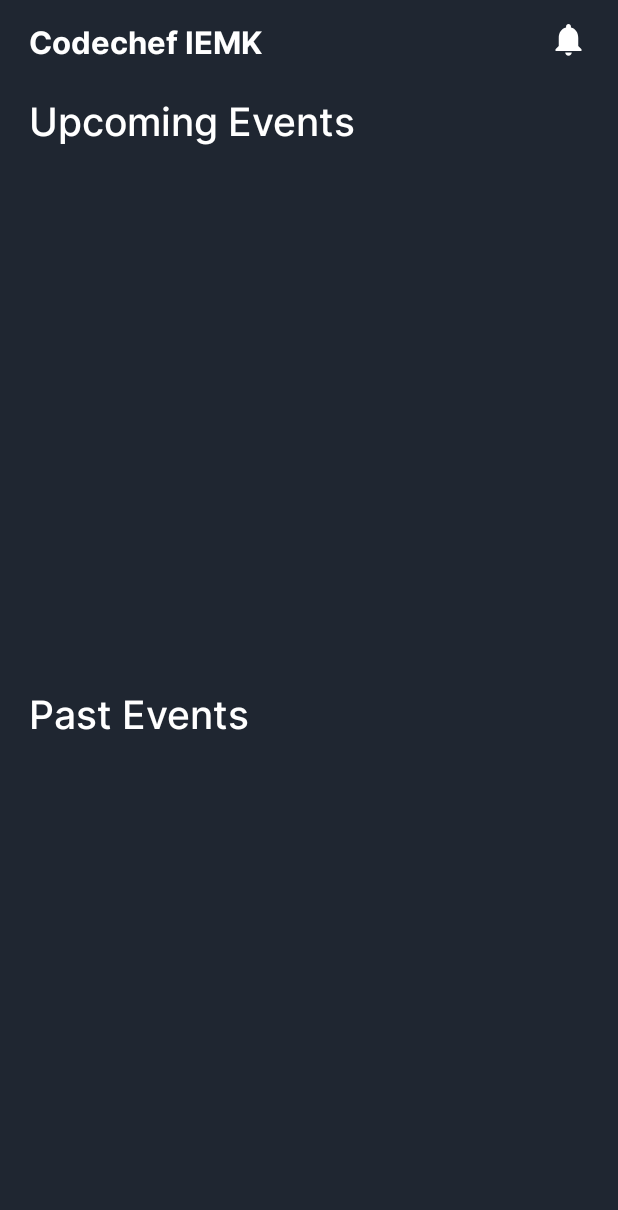
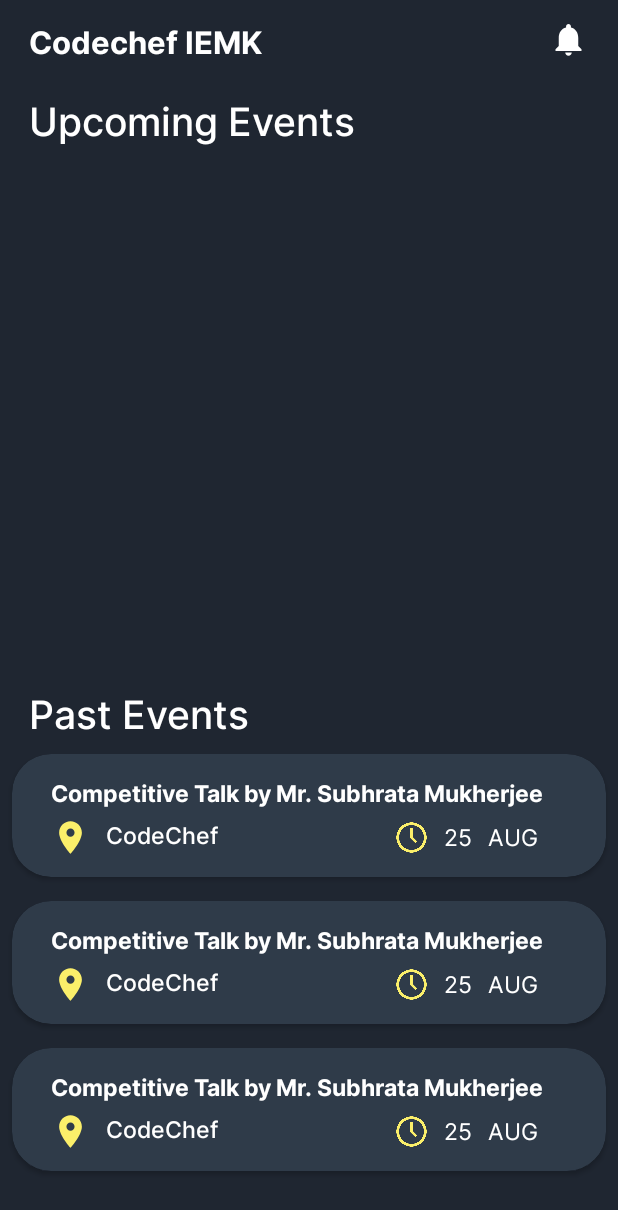
Before and after one commit to gargVader/Code-Cache, an Android app: the layout fragment_home.xml on its own in the app's theme, with its tools: preview values and no code run, on a phone screen of 412 x 824 dp. Shown: the top 1210 px of the screen. Run offline under Robolectric (Android 15) with nearby library versions, the phone set to English and light mode, and no system bars.

Commit message:
Past event recyclerView added (#4)
* Updated past event Recycler View

* Utils added

* Updated PR

Co-authored-by: Suswan114 <67154528+Suswan114@users.noreply.github.com>
Co-authored-by: Suswan114 <infinityplaycons04@gmail.com>

```diff
--- a/app/src/main/java/com/example/codechefeventsapp/view_models/ContestViewModel.java
+++ b/app/src/main/java/com/example/codechefeventsapp/view_models/ContestViewModel.java
@@ -7,8 +7,8 @@ import androidx.annotation.NonNull;
 import androidx.lifecycle.AndroidViewModel;
 import androidx.lifecycle.LiveData;
 
+import com.example.codechefeventsapp.data.models.Contest;
 import com.example.codechefeventsapp.data.repositories.ContestRepository;
-import com.example.codechefeventsapp.data.models.Contest;
 
 import java.util.List;
 
--- a/app/src/main/res/layout/contest_item.xml
+++ b/app/src/main/res/layout/contest_item.xml
@@ -1,7 +1,6 @@
 <?xml version="1.0" encoding="utf-8"?>
 <androidx.cardview.widget.CardView xmlns:android="http://schemas.android.com/apk/res/android"
     xmlns:app="http://schemas.android.com/apk/res-auto"
-    xmlns:tools="http://schemas.android.com/tools"
     android:layout_width="match_parent"
     android:layout_height="wrap_content"
     android:layout_margin="@dimen/_10sdp"
--- a/app/src/main/res/layout/fragment_home.xml
+++ b/app/src/main/res/layout/fragment_home.xml
@@ -7,11 +7,9 @@
     android:background="@color/colorPrimary"
     tools:context=".fragments.HomeFragment">
 
-    <androidx.constraintlayout.widget.ConstraintLayout
-        android:layout_width="match_parent"
-        android:layout_height="match_parent">
-
-        <ScrollView
+    <androidx.core.widget.NestedScrollView xmlns:android="http://schemas.android.com/apk/res/android"
+        xmlns:app="http://schemas.android.com/apk/res-auto"
+        xmlns:tools="http://schemas.android.com/tools"
         android:layout_width="match_parent"
         android:layout_height="match_parent">
 
@@ -27,10 +25,10 @@
                 android:layout_marginStart="@dimen/_15sdp"
                 android:layout_marginTop="@dimen/_10sdp"
                 android:fontFamily="@font/inter_bold"
+                android:shadowColor="@color/white"
                 android:text="Codechef IEMK"
                 android:textColor="@color/colorTextWhite"
                 android:textSize="@dimen/_16ssp"
-                    android:shadowColor="@color/white"
                 app:layout_constraintStart_toStartOf="parent"
                 app:layout_constraintTop_toTopOf="parent" />
 
@@ -83,10 +81,15 @@
                 app:layout_constraintStart_toStartOf="parent"
                 app:layout_constraintTop_toBottomOf="@+id/viewPager" />
 
-            </androidx.constraintlayout.widget.ConstraintLayout>
-        </ScrollView>
-
+            <androidx.recyclerview.widget.RecyclerView
+                android:id="@+id/pastRecyclerView"
+                android:layout_width="match_parent"
+                android:layout_height="0dp"
+                android:nestedScrollingEnabled="false"
+                app:layout_constraintTop_toBottomOf="@id/text_pastEvents"
+                tools:listitem="@layout/past_event_item" />
 
         </androidx.constraintlayout.widget.ConstraintLayout>
+    </androidx.core.widget.NestedScrollView>
 
 </FrameLayout>
--- /dev/null
+++ b/app/src/main/res/layout/past_event_item.xml
@@ -0,0 +1,87 @@
+<?xml version="1.0" encoding="utf-8"?>
+<androidx.cardview.widget.CardView xmlns:android="http://schemas.android.com/apk/res/android"
+    xmlns:app="http://schemas.android.com/apk/res-auto"
+    xmlns:tools="http://schemas.android.com/tools"
+    android:layout_width="match_parent"
+    android:layout_height="wrap_content"
+    android:layout_margin="@dimen/_6sdp"
+    app:cardBackgroundColor="@color/colorSecondary"
+    app:cardCornerRadius="@dimen/_20sdp">
+
+    <androidx.constraintlayout.widget.ConstraintLayout
+        android:layout_width="match_parent"
+        android:paddingStart="@dimen/_20sdp"
+        android:paddingEnd="@dimen/_20sdp"
+        android:paddingTop="@dimen/_10sdp"
+        android:paddingBottom="@dimen/_10sdp"
+        android:layout_height="match_parent">
+        <TextView
+            android:id="@+id/pastEventName"
+            android:layout_width="wrap_content"
+            android:layout_height="wrap_content"
+            android:fontFamily="@font/inter_bold"
+            android:paddingTop="@dimen/_1sdp"
+            android:text="Competitive Talk by Mr. Subhrata Mukherjee"
+            android:textColor="#FFFFFF"
+            android:textSize="15sp"
+            android:textStyle="bold"
+            app:layout_constraintStart_toStartOf="parent"
+            app:layout_constraintTop_toTopOf="parent"/>
+        <ImageView
+            android:id="@+id/locationIcon"
+            android:layout_width="@dimen/_20sdp"
+            android:layout_height="@dimen/_20sdp"
+            app:layout_constraintTop_toBottomOf="@+id/pastEventName"
+            app:layout_constraintStart_toStartOf="parent"
+            android:src="@drawable/ic_baseline_location_on_24"
+            android:layout_marginTop="@dimen/_4sdp"
+            app:tint="@color/Yellow" />
+        <TextView
+            android:id="@+id/pastEventLocation"
+            android:layout_width="wrap_content"
+            android:layout_height="wrap_content"
+            app:layout_constraintTop_toBottomOf="@+id/pastEventName"
+            app:layout_constraintStart_toEndOf="@+id/locationIcon"
+            android:fontFamily="@font/inter_medium"
+            android:layout_marginTop="@dimen/_4sdp"
+            android:layout_marginStart="@dimen/_8sdp"
+            android:text="CodeChef"
+            android:textColor="@color/white"
+            android:textSize="@dimen/_12sdp"/>
+        <ImageView
+            android:id="@+id/eventTimeIcon"
+            android:layout_width="@dimen/_17sdp"
+            android:layout_height="@dimen/_18sdp"
+            android:src="@drawable/clock"
+            app:layout_constraintTop_toBottomOf="@+id/pastEventName"
+            app:layout_constraintEnd_toStartOf="@+id/eventDay"
+            android:layout_marginTop="@dimen/_5sdp"
+            android:layout_marginEnd="@dimen/_8sdp"
+            app:tint="@color/Yellow" />
+        <TextView
+            android:id="@+id/eventDay"
+            android:layout_width="wrap_content"
+            android:layout_height="wrap_content"
+            app:layout_constraintTop_toBottomOf="@+id/pastEventName"
+            app:layout_constraintEnd_toStartOf="@+id/eventMonth"
+            android:layout_marginTop="@dimen/_5sdp"
+            android:layout_marginEnd="@dimen/_8sdp"
+            android:text="25"
+            android:fontFamily="@font/inter_regular"
+            android:textColor="@color/white"
+            android:textSize="@dimen/_12sdp"/>
+        <TextView
+            android:id="@+id/eventMonth"
+            android:layout_width="wrap_content"
+            android:layout_height="wrap_content"
+            app:layout_constraintTop_toBottomOf="@+id/pastEventName"
+            app:layout_constraintEnd_toEndOf="parent"
+            android:layout_marginTop="@dimen/_5sdp"
+            android:layout_marginEnd="@dimen/_15sdp"
+            android:text="AUG"
+            android:textSize="@dimen/_12sdp"
+            android:fontFamily="@font/inter_regular"
+            android:textColor="@color/white" />
+    </androidx.constraintlayout.widget.ConstraintLayout>
+
+</androidx.cardview.widget.CardView>
--- a/app/src/main/res/values/colors.xml
+++ b/app/src/main/res/values/colors.xml
@@ -52,5 +52,6 @@
     <color name="colorNoteColor5">#000000</color>
     <color name="colorDelete">#FF4842</color>
     <color name="colorSearchBackground">#333333</color>
+    <color name="Yellow">#FBEF6A</color>
 
 </resources>
```
Also changed, not shown: app/src/main/java/com/example/codechefeventsapp/activities/MainActivity.java (+3 -7 lines), app/src/main/java/com/example/codechefeventsapp/adapters/PastEventAdapter.java (added, +64 -0 lines), app/src/main/java/com/example/codechefeventsapp/adapters/UpcomingEventAdapter.java (renamed from app/src/main/java/com/example/codechefeventsapp/adapters/EventAdapter.java, +5 -8 lines), app/src/main/java/com/example/codechefeventsapp/data/Utils.java (added, +28 -0 lines), app/src/main/java/com/example/codechefeventsapp/data/models/Event.java (+10 -18 lines), app/src/main/java/com/example/codechefeventsapp/data/repositories/ContestRepository.java (+3 -5 lines), app/src/main/java/com/example/codechefeventsapp/fragments/ContestFragment.java (+7 -8 lines), app/src/main/java/com/example/codechefeventsapp/fragments/HomeFragment.java (+40 -14 lines), app/src/main/java/com/example/codechefeventsapp/fragments/ProfileFragment.java (+4 -4 lines), app/src/main/res/drawable/clock.jpg (added), 1 other file. Lines whose indentation alone changed are shown as unchanged.
